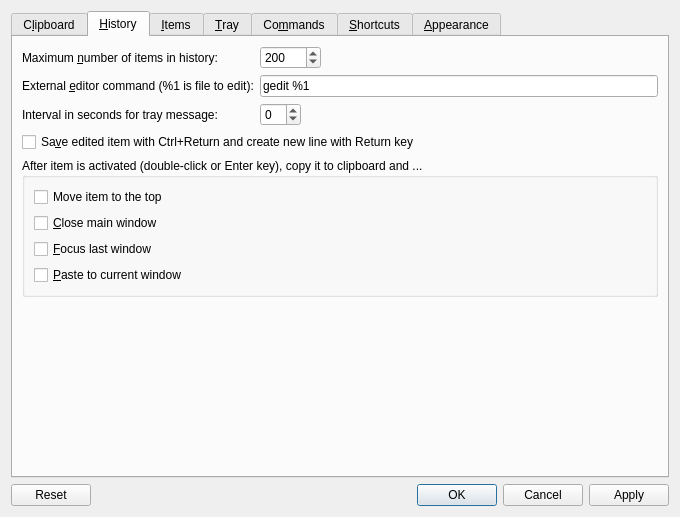
First picture: the form in src/ui/configurationmanager.ui, repository hluk/CopyQ, before the edit.
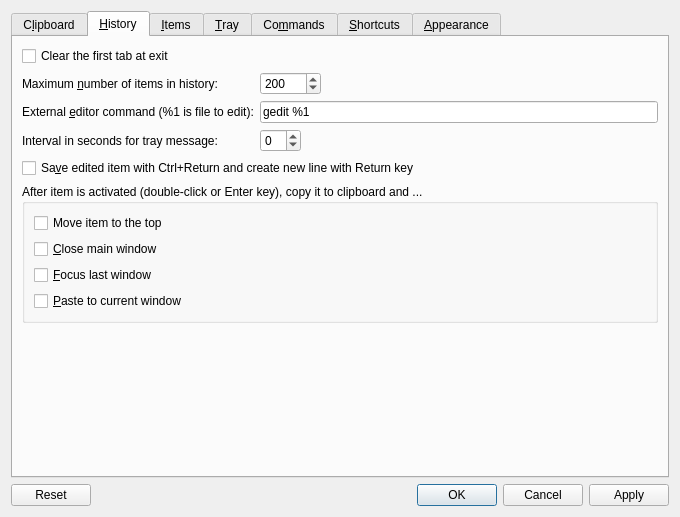
Second picture: the form after the edit. The open tabs and pages were chosen to show the change. Icons and pictures are not drawn. Custom widgets are drawn as their Qt base class.

Commit message: Option to clear the first tab at exit

```diff
--- a/src/ui/configurationmanager.ui
+++ b/src/ui/configurationmanager.ui
@@ -330,7 +330,7 @@
          <string>&amp;History</string>
         </attribute>
         <layout class="QGridLayout" name="gridLayout_3">
-         <item row="1" column="0">
+         <item row="2" column="0">
           <widget class="QCheckBox" name="checkBoxEditCtrlReturn">
            <property name="toolTip">
             <string>Leave unchecked for Return key to save edited item and Ctrl+Return create new line.
@@ -342,7 +342,7 @@
            </property>
           </widget>
          </item>
-         <item row="4" column="0">
+         <item row="5" column="0">
           <spacer name="verticalSpacer_6">
            <property name="orientation">
             <enum>Qt::Vertical</enum>
@@ -355,7 +355,7 @@
            </property>
           </spacer>
          </item>
-         <item row="3" column="0">
+         <item row="4" column="0">
           <widget class="QGroupBox" name="groupBox_3">
            <property name="title">
             <string>After item is activated (double-click or Enter key), copy it to clipboard and ...</string>
@@ -404,7 +404,7 @@
            </layout>
           </widget>
          </item>
-         <item row="0" column="0">
+         <item row="1" column="0">
           <layout class="QFormLayout" name="formLayout_2">
            <property name="fieldGrowthPolicy">
             <enum>QFormLayout::AllNonFixedFieldsGrow</enum>
@@ -515,6 +515,16 @@
            </item>
           </layout>
          </item>
+         <item row="0" column="0">
+          <widget class="QCheckBox" name="checkBoxClearFirstTab">
+           <property name="toolTip">
+            <string>Application will start with empty first tab.</string>
+           </property>
+           <property name="text">
+            <string>Clear the first tab at exit</string>
+           </property>
+          </widget>
+         </item>
         </layout>
        </widget>
        <widget class="QWidget" name="tabItems">
```
Left out of the diff: 11 changed lines with no effect on the pictures. The commit also changes 5 other files.
